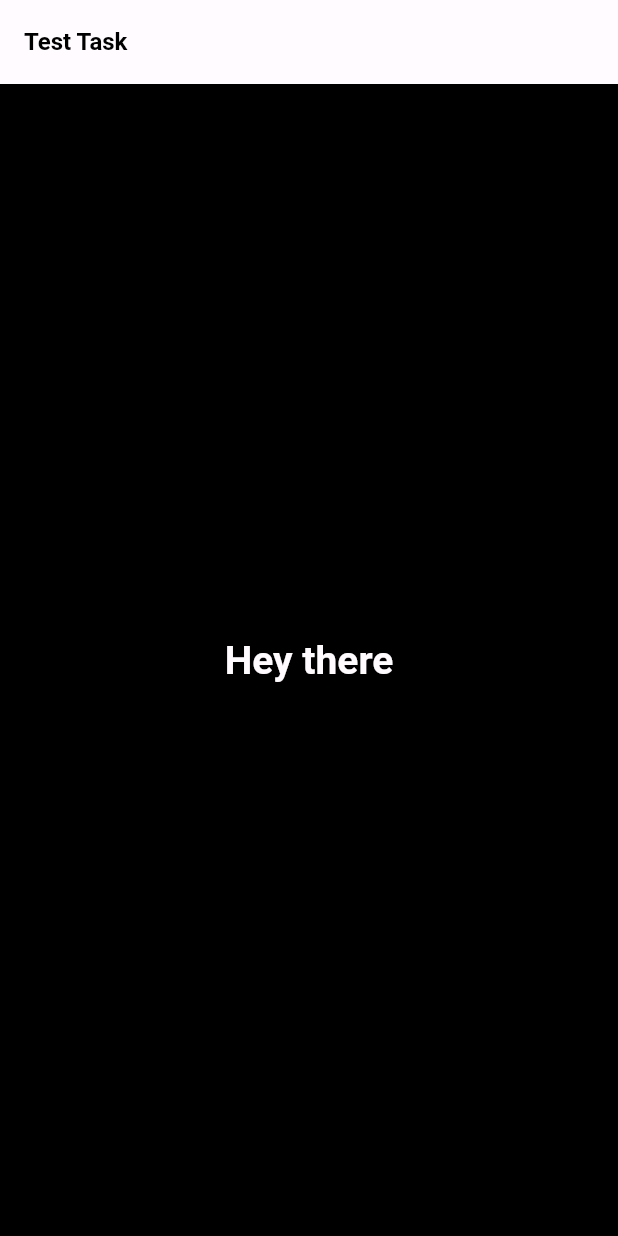
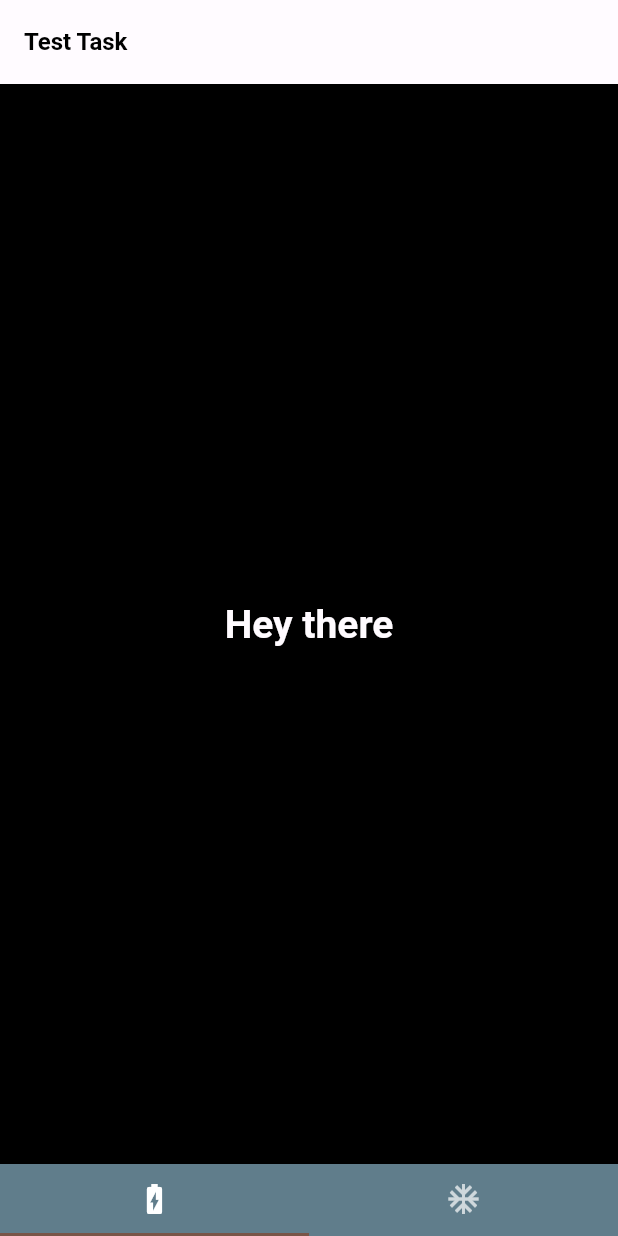
Before and after one commit to lutsenko92/testTask, a Flutter app: the screen it shows after launch, on a phone screen of 412 x 824 dp. Run offline on Flutter 3.47's test engine with Material 2 defaults, Android fonts, the phone set to English and light mode, and no system bars.

Commit message:
no message

```diff
--- a/analysis_options.yaml
+++ b/analysis_options.yaml
@@ -1 +1 @@
-include: package:solid_lints/analysis_options.yaml
+#include: package:solid_lints/analysis_options.yaml
--- a/lib/my_app.dart
+++ b/lib/my_app.dart
@@ -1,14 +1,47 @@
 import 'package:flutter/material.dart';
+import 'package:provider/provider.dart';
 
 import 'package:test_task/change_color_page.dart';
+import 'package:test_task/change_color_provider.dart';
 
 /// Start Project
 class MyApp extends StatelessWidget {
   @override
   Widget build(BuildContext context) {
     return MaterialApp(
-      debugShowCheckedModeBanner: false,
-      home: ChangeColorPage(),
-    );
+        debugShowCheckedModeBanner: false,
+        home: MultiProvider(
+            providers: [
+              ChangeNotifierProvider<SquareProvider>.value(
+                  value: SquareProvider()),
+            ],
+            child: DefaultTabController(
+              length: listPagesForTabs.length,
+              child: Scaffold(
+                bottomNavigationBar: Container(
+                  color: Colors.blueGrey,
+                  child: TabBar(
+                      overlayColor: MaterialStateProperty.all(Colors.green),
+                      dividerColor: Colors.blue,
+                      indicatorColor: Colors.brown,
+                      automaticIndicatorColorAdjustment: false,
+                      tabs: [
+                        Tab(icon: Icon(Icons.battery_charging_full_outlined)),
+                        Tab(icon: Icon(Icons.ac_unit))
+                      ]),
+                ),
+                body: TabBarView(
+                  children: listPagesForTabs,
+                ),
+              ),
+            ))
+
+        // ChangeColorPage(),
+        );
   }
 }
+
+final listPagesForTabs = [
+  ChangeColorPage(),
+  ChangeColorProvider(),
+];
--- a/pubspec.yaml
+++ b/pubspec.yaml
@@ -14,6 +14,7 @@ dependencies:
   flutter:
     sdk: flutter
   solid_lints: ^0.0.12
+  provider: ^6.0.5
 
 dev_dependencies:
   flutter_test:
```
Also changed, not shown: lib/change_color_provider.dart (added, +59 -0 lines), pubspec.lock, 61 other files.
